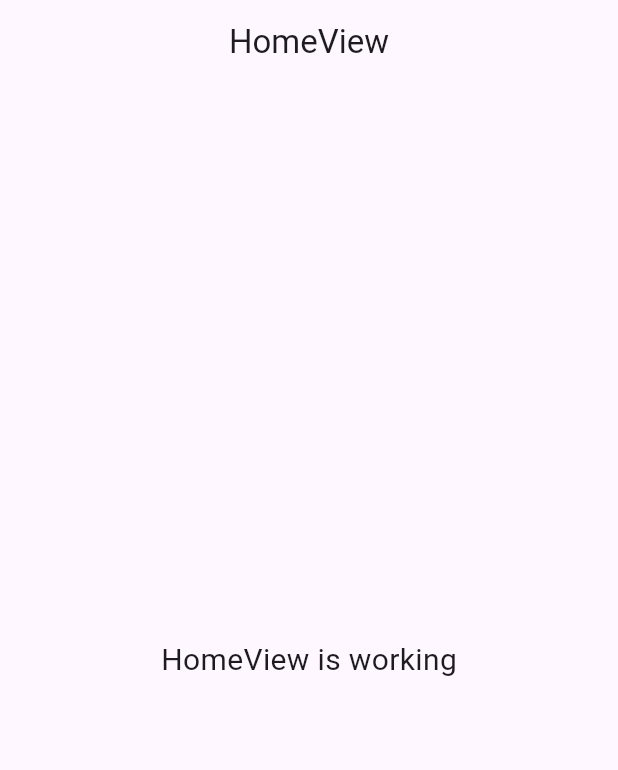
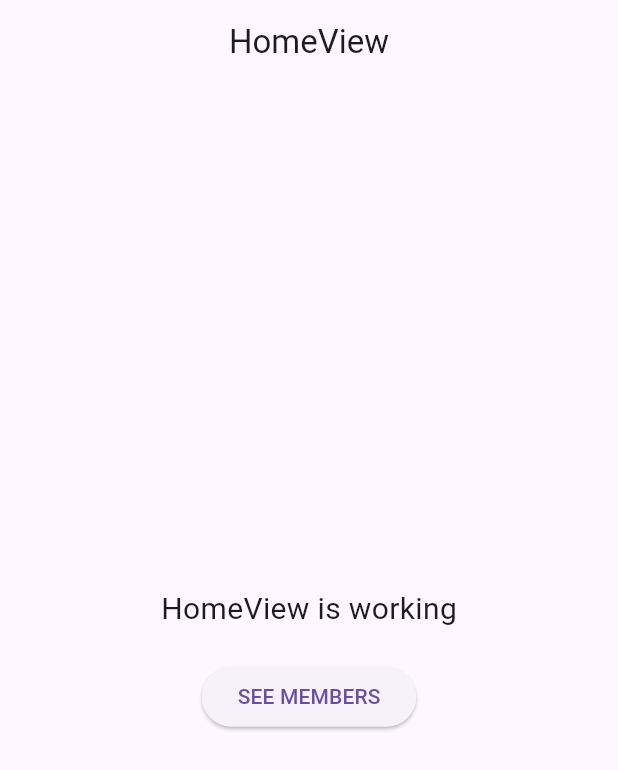
Before and after one commit to depriandiy/gym_presence, a Flutter app: the screen it shows after launch, on a phone screen of 412 x 824 dp. Shown: the top 770 px of the screen. Run offline on Flutter 3.47's test engine with Material 3 defaults, Android fonts, the phone set to English and light mode, and no system bars; our stand-ins replace get.

Commit message:
create pages:add_member

```diff
--- a/lib/app/modules/home/views/home_view.dart
+++ b/lib/app/modules/home/views/home_view.dart
@@ -1,6 +1,7 @@
 import 'package:flutter/material.dart';
 
 import 'package:get/get.dart';
+import 'package:gym_presence/app/routes/app_pages.dart';
 
 import '../controllers/home_controller.dart';
 
@@ -13,10 +14,20 @@ class HomeView extends GetView<HomeController> {
         title: const Text('HomeView'),
         centerTitle: true,
       ),
-      body: const Center(
-        child: Text(
-          'HomeView is working',
-          style: TextStyle(fontSize: 20),
+      body: Center(
+        child: Column(
+          mainAxisAlignment: MainAxisAlignment.center,
+          children: [
+            Text(
+              'HomeView is working',
+              style: TextStyle(fontSize: 20),
+            ),
+            SizedBox(height: 20),
+            ElevatedButton(
+              onPressed: () => Get.toNamed(Routes.MEMBERS),
+              child: Text("SEE MEMBERS"),
+            ),
+          ],
         ),
       ),
     );
--- a/lib/app/routes/app_routes.dart
+++ b/lib/app/routes/app_routes.dart
@@ -4,9 +4,13 @@ part of 'app_pages.dart';
 abstract class Routes {
   Routes._();
   static const HOME = _Paths.HOME;
+  static const MEMBERS = _Paths.MEMBERS;
+  static const ADD_MEMBER = _Paths.ADD_MEMBER;
 }
 
 abstract class _Paths {
   _Paths._();
   static const HOME = '/home';
+  static const MEMBERS = '/members';
+  static const ADD_MEMBER = '/add-member';
 }
--- a/lib/main.dart
+++ b/lib/main.dart
@@ -5,7 +5,7 @@ import 'app/routes/app_pages.dart';
 void main() {
   runApp(
     GetMaterialApp(
-      title: "Application",
+      title: "Gym Presence",
       debugShowCheckedModeBanner: false,
       initialRoute: AppPages.INITIAL,
       getPages: AppPages.routes,
```
Also changed, not shown: lib/app/modules/add_member/bindings/add_member_binding.dart (added, +12 -0 lines), lib/app/modules/add_member/controllers/add_member_controller.dart (added, +7 -0 lines), lib/app/modules/add_member/views/add_member_view.dart (added, +46 -0 lines), lib/app/modules/home/controllers/home_controller.dart (+1 -19 lines), lib/app/modules/members/bindings/members_binding.dart (added, +12 -0 lines), lib/app/modules/members/controllers/members_controller.dart (added, +31 -0 lines), lib/app/modules/members/views/members_view.dart (added, +36 -0 lines), lib/app/routes/app_pages.dart (+14 -0 lines).
